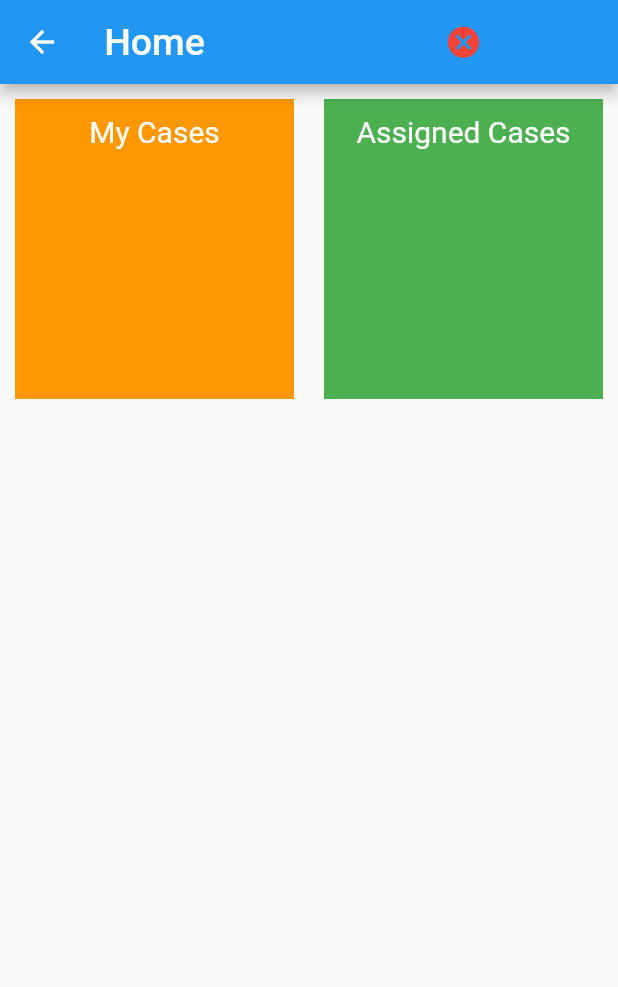
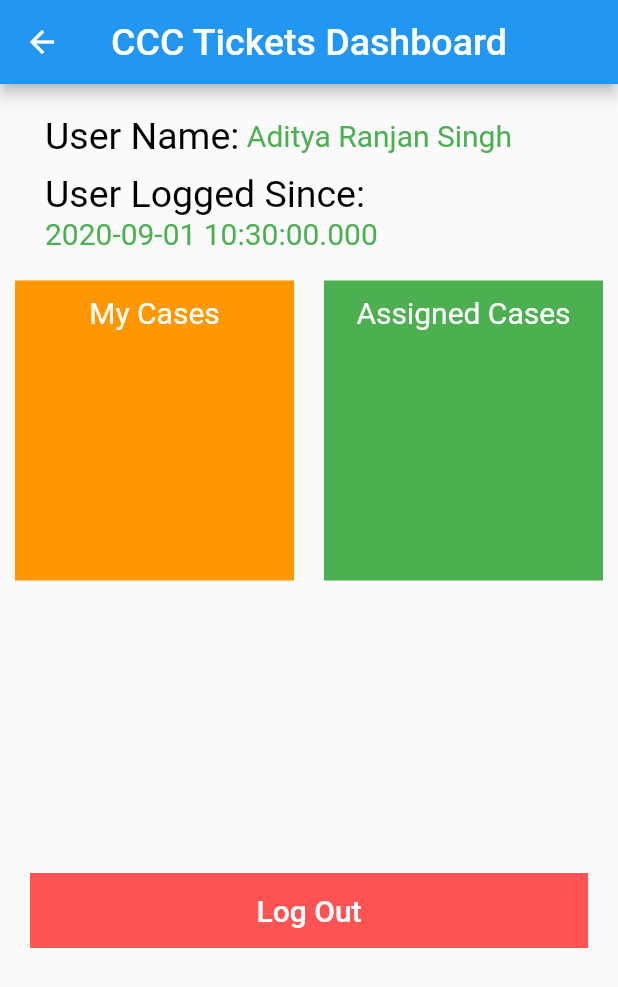
Before and after one commit to ranjansinghaditya123/Vadodra-smart-City, a Flutter app: the Dashboard screen opened directly, on a phone screen of 412 x 824 dp. Shown: the top 987 px of the screen. Run offline on Flutter 3.47's test engine with Material 2 defaults, Android fonts, the phone set to English and light mode, and no system bars; our stand-ins replace geolocator, image_picker, shared_preferences; accounts and stored records are empty; network calls fail.

Commit message:
4 changes done

```diff
--- a/lib/Dashboard.dart
+++ b/lib/Dashboard.dart
@@ -5,12 +5,16 @@ import 'dart:convert';
 import 'package:login_app/LogIn.dart';
 import 'package:login_app/MyCases.dart';
 import 'package:shared_preferences/shared_preferences.dart';
+import 'package:intl/intl.dart';
 
 
 
 class Dashboard extends StatefulWidget {
 
   Dashboard({Key key, this.title}) :super(key: key);
+
+
+
 
   final String title;
 
@@ -22,6 +26,13 @@ class _DashboardState extends State<Dashboard> {
 
   String count = "";
   String count1 = "";
+
+  GetDateAndTime(){
+    var now = new DateTime.now();
+    print(new DateFormat("dd-MM-yyyy").format(now));
+    print(new DateFormat("H:m:s").format(now));
+    return now.toString();
+  }
 
   _save(String token) async {
     final prefs = await SharedPreferences.getInstance();
@@ -75,6 +86,7 @@ class _DashboardState extends State<Dashboard> {
     super.initState();
     _assignedcases();
     _Mycases();
+   GetDateAndTime();
   }
 
   Future<bool> _onWillPop() async {
@@ -120,26 +132,45 @@ class _DashboardState extends State<Dashboard> {
         child: Scaffold(
           appBar: AppBar(
             actions: <Widget>[
-              Expanded(child: FlatButton(child: Text('Home',style: TextStyle(color: Colors.white,fontSize: 25),),)),
-              Expanded(
-                child: FlatButton(
-                  onPressed: (){
-                    _save('N');
-                    Navigator.of(context).push(
-                      MaterialPageRoute(
-                        builder: (BuildContext context) =>  LogIn(
-                        ),
-                      ),
-                    );
-                  },
-                  child: Icon(Icons.cancel,color: Colors.red,size: 25,),),
-              ),
+              Expanded(child: FlatButton(child: Text('CCC Tickets Dashboard',style: TextStyle(color: Colors.white,fontSize: 25),),)),
             ],
           ),
           body: ListView(
             children: <Widget>[
               Column(
                 children: <Widget>[
+                  Container(
+                    margin: EdgeInsets.fromLTRB(30,20,20,10),
+                    child: Row(
+                      children: <Widget>[
+                        Container(
+                          child: Text('User Name:',style: TextStyle(color: Colors.black,fontSize: 25)),
+                        ),
+                        Container(
+                          child: Text(' Aditya Ranjan Singh',style: TextStyle(color: Colors.green,fontSize: 20)),
+                        ),
+                      ],
+                    ),
+                  ),
+                  Container(
+                    margin: EdgeInsets.fromLTRB(30,0,20,10),
+                    child: Row(
+                      children: <Widget>[
+                        Column(
+                          children: <Widget>[
+                            Container(
+                              child: Text('User Logged Since:',style: TextStyle(color: Colors.black,fontSize: 25)),
+                            ),
+                            Container(
+                              child: Text(GetDateAndTime(),style: TextStyle(color: Colors.green,fontSize: 20)),
+                            ),
+                          ],
+                          crossAxisAlignment: CrossAxisAlignment.start,
+                        ),
+
+                      ],
+                    ),
+                  ),
                   Row(
                     children: <Widget>[
                       Expanded(
@@ -188,6 +219,26 @@ class _DashboardState extends State<Dashboard> {
                       ),
                     ],
                   ),
+                  Container(
+                    margin: EdgeInsets.fromLTRB(20, 185,20,20),
+                    height: 50,
+                    width:double.infinity ,
+                    child: FlatButton(
+                      onPressed: (){
+                        _save('N');
+                        Navigator.of(context).push(
+                          MaterialPageRoute(
+                            builder: (BuildContext context) =>  LogIn(
+                            ),
+                          ),
+                        );
+                      },
+                      color: Colors.redAccent,
+                      shape: RoundedRectangleBorder(
+                          borderRadius: BorderRadius.all(Radius.circular(0))),
+                      child: Text('Log Out',style: TextStyle(color: Colors.white,fontSize: 20),),
+                    ),
+                  ),
                 ],
               ),
             ],
--- a/lib/main.dart
+++ b/lib/main.dart
@@ -1,7 +1,6 @@
 import 'dart:async';
 import 'package:flutter/material.dart';
 import 'LogIn.dart';
-
 
 void main() {
   runApp(new MaterialApp(
--- a/pubspec.yaml
+++ b/pubspec.yaml
@@ -29,6 +29,7 @@ dependencies:
   flutter_launcher_icons: ^0.7.4
   geolocator: ^5.2.1
   url_launcher: ^5.5.2
+  intl: ^0.16.1
 
 
 dev_dependencies:
```
Also changed, not shown: lib/ForgetPassword.dart (+49 -0 lines), lib/LogIn.dart (+8 -2 lines), pubspec.lock.
